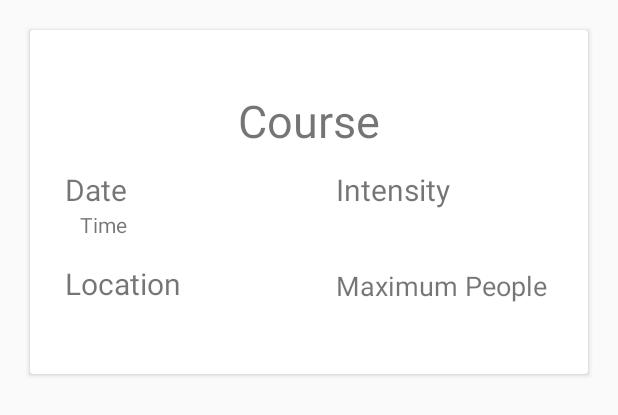
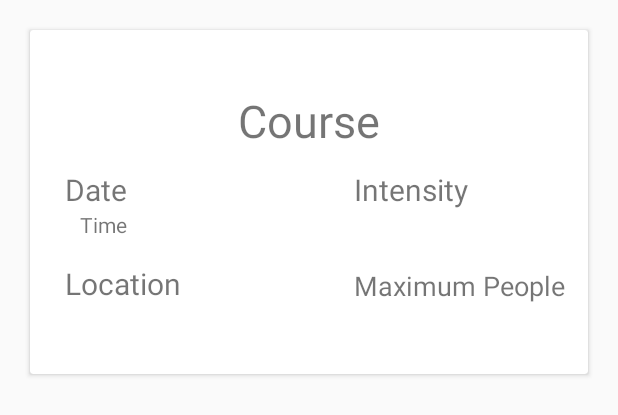
Before and after one commit to sshong19/bunch, an Android app: the layout studygroup_row.xml on its own in the app's theme, with its tools: preview values and no code run, on a phone screen of 412 x 824 dp. Shown: the top 415 px of the screen. Run offline under Robolectric (Android 15) with nearby library versions, the phone set to English and light mode, and no system bars.

Commit message:
Final update before turn in.

```diff
--- a/Bunch_Git/app/src/main/java/com/appsco/bunch/PostActivity_2.java
+++ b/Bunch_Git/app/src/main/java/com/appsco/bunch/PostActivity_2.java
@@ -81,7 +81,7 @@ public class PostActivity_2 extends AppCompatActivity {
             @Override
             public void onClick(View v) {
                 startPosting();
-                startActivity(new Intent(getApplicationContext(),NewsFeedActivity.class));
+                startActivity(new Intent(PostActivity_2.this,NewsFeedActivity.class));
             }
         });
     }
--- a/Bunch_Git/app/src/main/res/layout/activity_main.xml
+++ b/Bunch_Git/app/src/main/res/layout/activity_main.xml
@@ -60,7 +60,6 @@
             tools:textStyle="normal" />
 
 
-
         <Button
             android:id = "@+id/buttonRegister"
             android:text = "@string/register"
--- a/Bunch_Git/app/src/main/res/layout/studygroup_row.xml
+++ b/Bunch_Git/app/src/main/res/layout/studygroup_row.xml
@@ -31,16 +31,6 @@
         <!--android:layout_toStartOf="@+id/join"-->
 
         <TextView
-            android:text="Maximum People"
-            android:layout_width="wrap_content"
-            android:layout_height="wrap_content"
-            android:id="@+id/maxpeople"
-            android:textSize="18sp"
-            android:layout_marginEnd="27dp"
-            android:layout_alignBottom="@+id/location"
-            android:layout_alignParentEnd="true" />
-
-        <TextView
             android:text="Date"
             android:layout_width="wrap_content"
             android:layout_height="wrap_content"
@@ -62,6 +52,16 @@
             android:layout_alignStart="@+id/date" />
 
         <TextView
+            android:text="Course"
+            android:layout_width="wrap_content"
+            android:layout_height="wrap_content"
+            android:id="@+id/course"
+            android:textSize="30sp"
+            android:layout_marginTop="40dp"
+            android:layout_alignParentTop="true"
+            android:layout_centerHorizontal="true" />
+
+        <TextView
             android:text="Intensity"
             android:layout_width="wrap_content"
             android:layout_height="wrap_content"
@@ -72,14 +72,14 @@
             android:layout_alignStart="@+id/maxpeople" />
 
         <TextView
-            android:text="Course"
+            android:text="Maximum People"
             android:layout_width="wrap_content"
             android:layout_height="wrap_content"
-            android:id="@+id/course"
-            android:textSize="30sp"
-            android:layout_marginTop="40dp"
-            android:layout_alignParentTop="true"
-            android:layout_centerHorizontal="true" />
+            android:id="@+id/maxpeople"
+            android:textSize="18sp"
+            android:layout_alignBottom="@+id/location"
+            android:layout_alignParentEnd="true"
+            android:layout_marginEnd="15dp" />
 
     </RelativeLayout>
 </android.support.v7.widget.CardView>
```
Also changed, not shown: Bunch_Git/app/src/main/java/com/appsco/bunch/LoginActivity.java (+6 -5 lines), Bunch_Git/app/src/main/java/com/appsco/bunch/NewsFeedActivity.java (+14 -3 lines), Bunch_Git/app/src/main/res/layout/activity_login.xml (+31 -21 lines), Bunch_Git/app/src/main/res/layout/activity_news_feed.xml (+9 -0 lines).
